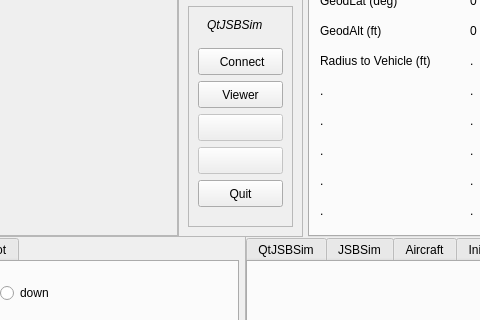
Qt form src/MainWindow.ui (xfahad100/aeroprecinyx) before a commit; both pictures show x 232 to 712 and y 174 to 494 of the 1024 by 768 pixel window.
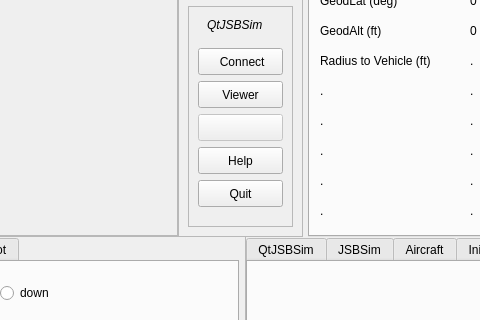
The same form after that commit. Icons and pictures are not drawn. Custom widgets are drawn as their Qt base class.

Commit message: Adding HTML capable help dialog.

Diff of the .ui file:
```diff
--- a/src/MainWindow.ui
+++ b/src/MainWindow.ui
@@ -239,7 +239,7 @@
      </widget>
      <widget class="QPushButton" name="pushButton_7">
       <property name="enabled">
-       <bool>false</bool>
+       <bool>true</bool>
       </property>
       <property name="geometry">
        <rect>
@@ -253,7 +253,7 @@
        <enum>Qt::NoFocus</enum>
       </property>
       <property name="text">
-       <string/>
+       <string>Help</string>
       </property>
      </widget>
      <widget class="QPushButton" name="QuitButton">
```
Left out of the diff: 4 changed lines with no effect on the pictures. The commit also changes 7 other files.
